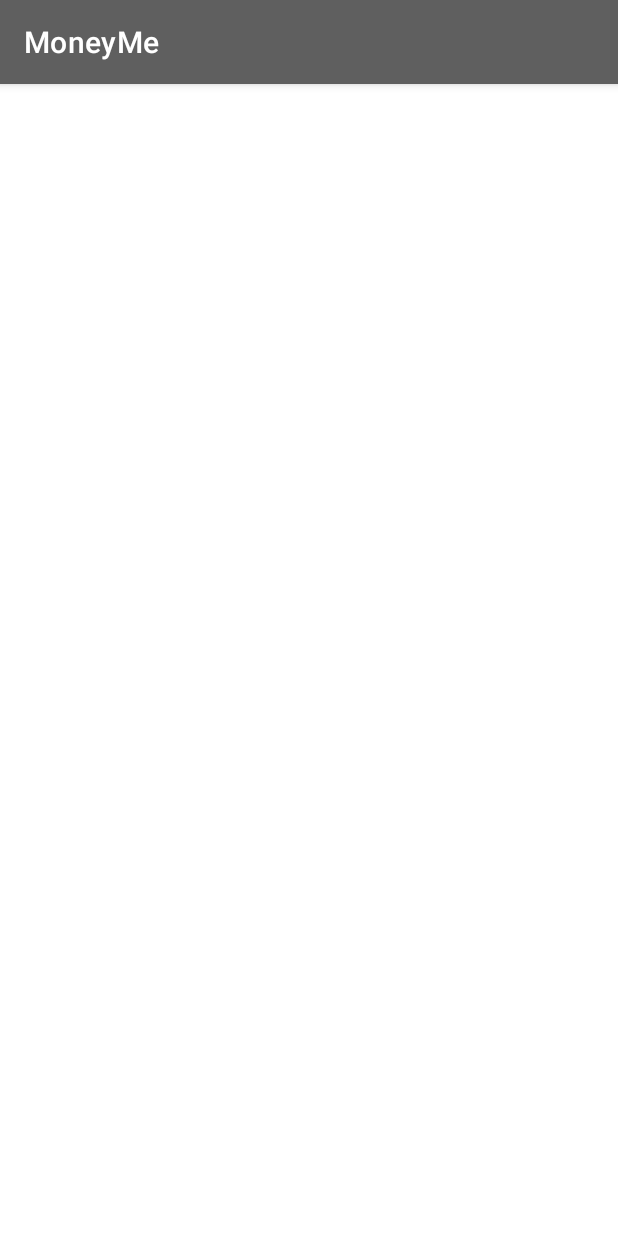
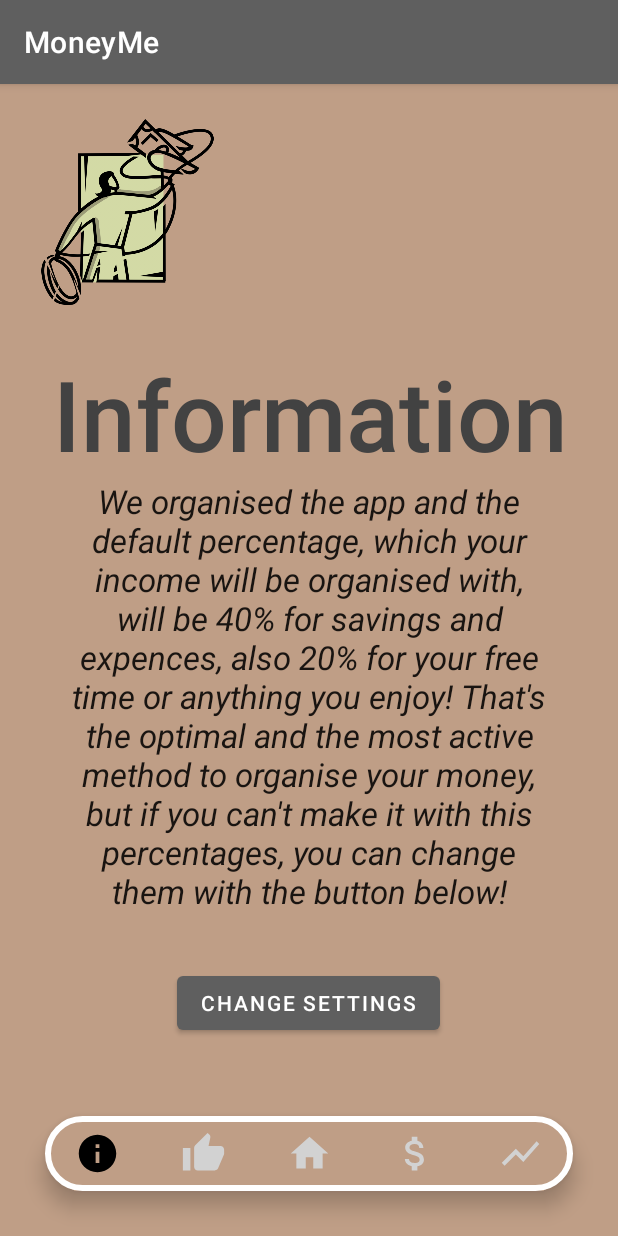
Before and after one commit to GabrielHr00/Android-Studio-Money-Organisation-App, an Android app: the About screen opened directly, with no data from a screen before it, on a phone screen of 412 x 824 dp. Run offline under Robolectric (Android 15) with nearby library versions, the phone set to English and light mode, and no system bars.

Commit message:
About screen with change button

```diff
--- a/MoneyMe/app/src/main/AndroidManifest.xml
+++ b/MoneyMe/app/src/main/AndroidManifest.xml
@@ -12,7 +12,8 @@
         android:roundIcon="@mipmap/ic_launcher_round"
         android:supportsRtl="true"
         android:theme="@style/Theme.MoneyMe">
-        <activity android:name=".MoneyScreen"></activity>
+        <activity android:name=".RecalculationScreen"></activity>
+        <activity android:name=".MoneyScreen" />
         <activity android:name=".About" />
         <activity android:name=".Progress" />
         <activity android:name=".Vote" />
--- a/MoneyMe/app/src/main/java/com/example/moneyme/About.java
+++ b/MoneyMe/app/src/main/java/com/example/moneyme/About.java
@@ -2,13 +2,30 @@ package com.example.moneyme;
 
 import androidx.appcompat.app.AppCompatActivity;
 
+import android.content.Intent;
 import android.os.Bundle;
+import android.view.View;
+import android.widget.Button;
+import android.widget.TextView;
 
 public class About extends AppCompatActivity {
+    Button changeButton;
+    TextView title, description;
 
     @Override
     protected void onCreate(Bundle savedInstanceState) {
         super.onCreate(savedInstanceState);
         setContentView(R.layout.activity_about);
+
+        title = findViewById(R.id.informationTitle);
+        description = findViewById(R.id.description);
+
+        changeButton = findViewById(R.id.changeSettings);
+        changeButton.setOnClickListener(new View.OnClickListener() {
+            @Override
+            public void onClick(View v) {
+                startActivity(new Intent(getApplicationContext(), RecalculationScreen.class));
+            }
+        });
     }
 }
--- a/MoneyMe/app/src/main/java/com/example/moneyme/DBHelper.java
+++ b/MoneyMe/app/src/main/java/com/example/moneyme/DBHelper.java
@@ -17,7 +17,7 @@ public class DBHelper extends SQLiteOpenHelper {
 
     @Override
     public void onCreate(SQLiteDatabase MyDB) {
-        MyDB.execSQL("create Table Users(username TEXT primary key, password TEXT, income TEXT, zero TEXT, thirty TEXT, sixty TEXT, hundred TEXT)");
+        MyDB.execSQL("create Table Users(username TEXT primary key, password TEXT, income TEXT, zero TEXT, thirty TEXT, sixty TEXT, hundred TEXT, savings TEXT, expences TEXT, free TEXT)");
     }
 
     @Override
@@ -36,6 +36,9 @@ public class DBHelper extends SQLiteOpenHelper {
         contentValues.put("thirty", "0");
         contentValues.put("sixty", "0");
         contentValues.put("hundred", "0");
+        contentValues.put("savings", "0.40");
+        contentValues.put("expences", "0.40");
+        contentValues.put("free", "0.20");
 
         long result = MyDB.insert("Users", null, contentValues);
         MyDB.close();
@@ -104,62 +107,4 @@ public class DBHelper extends SQLiteOpenHelper {
         MyDB.close();
     }
 
-//    public void voteZero(String username){
-//        SQLiteDatabase MyDB = this.getWritableDatabase();
-//        Cursor c = MyDB.rawQuery("SELECT * FROM Users", null);
-//
-//        if(c.moveToFirst()){
-//            int zero = Integer.parseInt(c.getString(3));
-//            String newZero = String.valueOf(zero + 1);
-//
-//            MyDB.execSQL("UPDATE Users SET zero = ? WHERE username = ?;", new String[] {newZero, username});
-//        }
-//        c.close();
-//        MyDB.close();
-//    }
-//
-//    public void voteThirty(String username){
-//        SQLiteDatabase MyDB = this.getWritableDatabase();
-//        Cursor c = MyDB.rawQuery("SELECT * FROM Users", null);
-//
-//        if(c.moveToFirst()){
-//            int thirty = Integer.parseInt(c.getString(4));
-//            String newThirty = String.valueOf(thirty + 1);
-//
-//            MyDB.execSQL("UPDATE Users SET thirty = ? WHERE username = ?;", new String[] {newThirty, username});
-//        }
-//        c.close();
-//        MyDB.close();
-//    }
-//
-//    public void voteSixty(String username){
-//        SQLiteDatabase MyDB = this.getWritableDatabase();
-//        Cursor c = MyDB.rawQuery("SELECT * FROM Users", null);
-//
-//        if(c.moveToFirst()){
-//            int sixty = Integer.parseInt(c.getString(5));
-//            String newSixty = String.valueOf(sixty + 1);
-//
-//            MyDB.execSQL("UPDATE Users SET sixty = ? WHERE username = ?;", new String[] {newSixty, username});
-//        }
-//        c.close();
-//        MyDB.close();
-//    }
-//
-//    public void voteHundred(String username){
-//        SQLiteDatabase MyDB = this.getWritableDatabase();
-//        Cursor c = MyDB.rawQuery("SELECT * FROM Users", null);
-//
-//        if(c.moveToFirst()){
-//            int hundred = Integer.parseInt(c.getString(6));
-//            String newHundred = String.valueOf(hundred + 1);
-//
-//            MyDB.execSQL("UPDATE Users SET hundred = ? WHERE username = ?;", new String[] {newHundred, username});
-//        }
-//        c.close();
-//        MyDB.close();
-//    }
-//
-//
-
 }
--- /dev/null
+++ b/MoneyMe/app/src/main/java/com/example/moneyme/RecalculationScreen.java
@@ -0,0 +1,16 @@
+package com.example.moneyme;
+
+import androidx.appcompat.app.AppCompatActivity;
+
+import android.os.Bundle;
+
+public class RecalculationScreen extends AppCompatActivity {
+
+    @Override
+    protected void onCreate(Bundle savedInstanceState) {
+        super.onCreate(savedInstanceState);
+        setContentView(R.layout.activity_recalculation_screen);
+
+
+    }
+}
--- a/MoneyMe/app/src/main/res/layout/activity_about.xml
+++ b/MoneyMe/app/src/main/res/layout/activity_about.xml
@@ -4,6 +4,111 @@
     xmlns:tools="http://schemas.android.com/tools"
     android:layout_width="match_parent"
     android:layout_height="match_parent"
-    tools:context=".About">
+    tools:context=".About"
+    android:background="#BF9E86">
+
+
+    <LinearLayout
+        android:id="@+id/linearLayout"
+        android:layout_width="wrap_content"
+        android:layout_height="wrap_content"
+        android:gravity="center"
+        android:orientation="vertical"
+        app:layout_constraintBottom_toBottomOf="parent"
+        app:layout_constraintEnd_toEndOf="parent"
+        app:layout_constraintStart_toStartOf="parent"
+        app:layout_constraintTop_toTopOf="parent"
+        app:layout_constraintVertical_bias="0.449">
+
+        <TextView
+            android:id="@+id/informationTitle"
+            android:layout_width="wrap_content"
+            android:layout_height="wrap_content"
+            android:background="#BF9E86"
+            android:gravity="center"
+            android:inputType="text"
+            android:text="Information"
+            android:textAppearance="@style/TextAppearance.AppCompat.Display4"
+            android:textColor="@color/cardview_dark_background"
+            android:textColorHint="#BF9E86"
+            android:textCursorDrawable="@color/white"
+            android:textSize="65dp"
+            android:textStyle="bold"
+            app:layout_constraintBottom_toBottomOf="parent"
+            app:layout_constraintEnd_toEndOf="parent"
+            app:layout_constraintHorizontal_bias="0.463"
+            app:layout_constraintStart_toStartOf="parent"
+            app:layout_constraintTop_toTopOf="parent"
+            app:layout_constraintVertical_bias="0.224" />
+
+        <TextView
+            android:id="@+id/description"
+            android:layout_width="321dp"
+            android:layout_height="wrap_content"
+            android:gravity="center"
+            android:text="We organised the app and the default percentage, which your income will be organised with, will be 40% for savings and expences, also 20% for your free time or anything you enjoy! That's the optimal and the most active method to organise your money, but if you can't make it with this percentages, you can change them with the button below!"
+            android:textAppearance="@style/TextAppearance.AppCompat.Large"
+            android:textStyle="italic"
+            app:layout_constraintBottom_toBottomOf="parent"
+            app:layout_constraintEnd_toEndOf="parent"
+            app:layout_constraintHorizontal_bias="0.494"
+            app:layout_constraintStart_toStartOf="parent"
+            app:layout_constraintTop_toTopOf="parent"
+            app:layout_constraintVertical_bias="0.359" />
+
+    </LinearLayout>
+
+    <LinearLayout
+        android:id="@+id/linearLayout4"
+        android:layout_width="wrap_content"
+        android:layout_height="wrap_content"
+        android:gravity="center_horizontal"
+        android:orientation="horizontal"
+        app:layout_constraintBottom_toBottomOf="parent"
+        app:layout_constraintEnd_toEndOf="parent"
+        app:layout_constraintHorizontal_bias="0.0"
+        app:layout_constraintStart_toStartOf="parent"
+        app:layout_constraintTop_toTopOf="parent"
+        app:layout_constraintVertical_bias="1.0">
+
+        <com.google.android.material.bottomnavigation.BottomNavigationView
+            android:id="@+id/navigation"
+            android:layout_width="match_parent"
+            android:layout_height="50dp"
+            android:layout_gravity="bottom"
+            android:layout_margin="30dp"
+            android:background="@drawable/border_registerscreen"
+            android:elevation="2dp"
+            app:itemIconSize="30dp"
+            app:itemIconTint="@drawable/item_selector"
+            app:itemRippleColor="@android:color/transparent"
+            app:labelVisibilityMode="unlabeled"
+            app:menu="@menu/menu_items" />
+
+    </LinearLayout>
+
+    <ImageView
+        android:id="@+id/imageView"
+        android:layout_width="118dp"
+        android:layout_height="124dp"
+        app:layout_constraintBottom_toBottomOf="parent"
+        app:layout_constraintEnd_toEndOf="parent"
+        app:layout_constraintHorizontal_bias="0.088"
+        app:layout_constraintStart_toStartOf="parent"
+        app:layout_constraintTop_toTopOf="parent"
+        app:layout_constraintVertical_bias="0.036"
+        app:srcCompat="@drawable/logo" />
+
+    <Button
+        android:id="@+id/changeSettings"
+        android:layout_width="wrap_content"
+        android:layout_height="wrap_content"
+        android:text="Change settings"
+        app:layout_constraintBottom_toBottomOf="@+id/linearLayout4"
+        app:layout_constraintEnd_toEndOf="parent"
+        app:layout_constraintHorizontal_bias="0.498"
+        app:layout_constraintStart_toStartOf="parent"
+        app:layout_constraintTop_toTopOf="parent"
+        app:layout_constraintVertical_bias="0.818" />
 
 </androidx.constraintlayout.widget.ConstraintLayout>
--- /dev/null
+++ b/MoneyMe/app/src/main/res/layout/activity_recalculation_screen.xml
@@ -0,0 +1,9 @@
+<?xml version="1.0" encoding="utf-8"?>
+<androidx.constraintlayout.widget.ConstraintLayout xmlns:android="http://schemas.android.com/apk/res/android"
+    xmlns:app="http://schemas.android.com/apk/res-auto"
+    xmlns:tools="http://schemas.android.com/tools"
+    android:layout_width="match_parent"
+    android:layout_height="match_parent"
+    tools:context=".RecalculationScreen">
+
+</androidx.constraintlayout.widget.ConstraintLayout>
```
